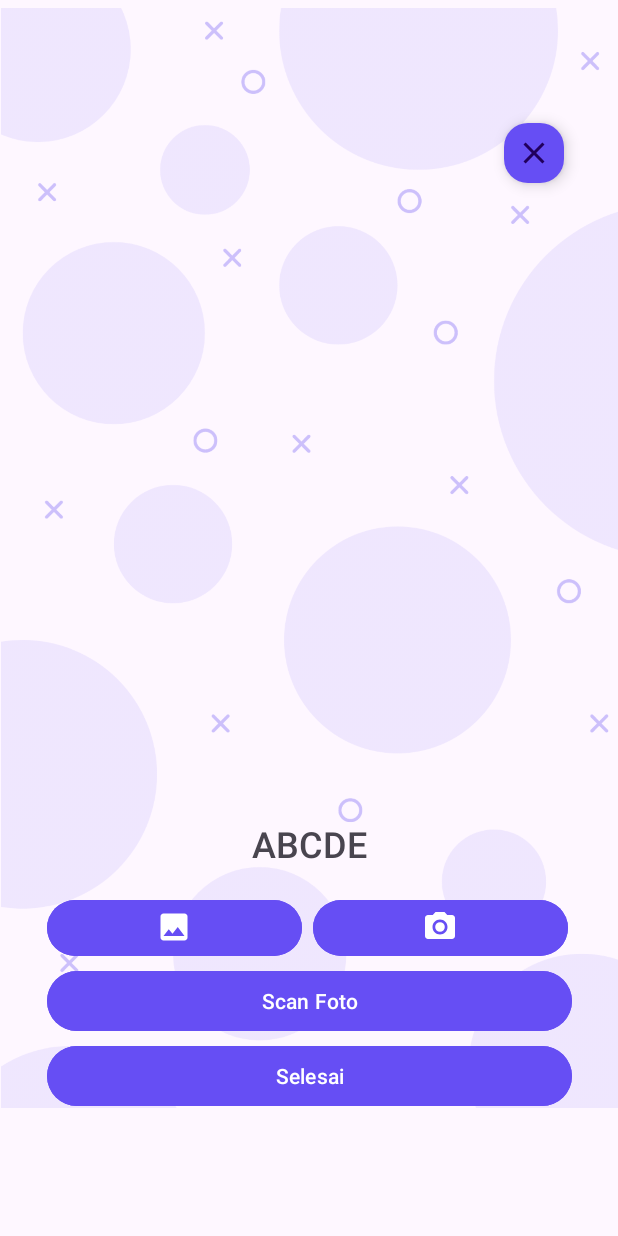
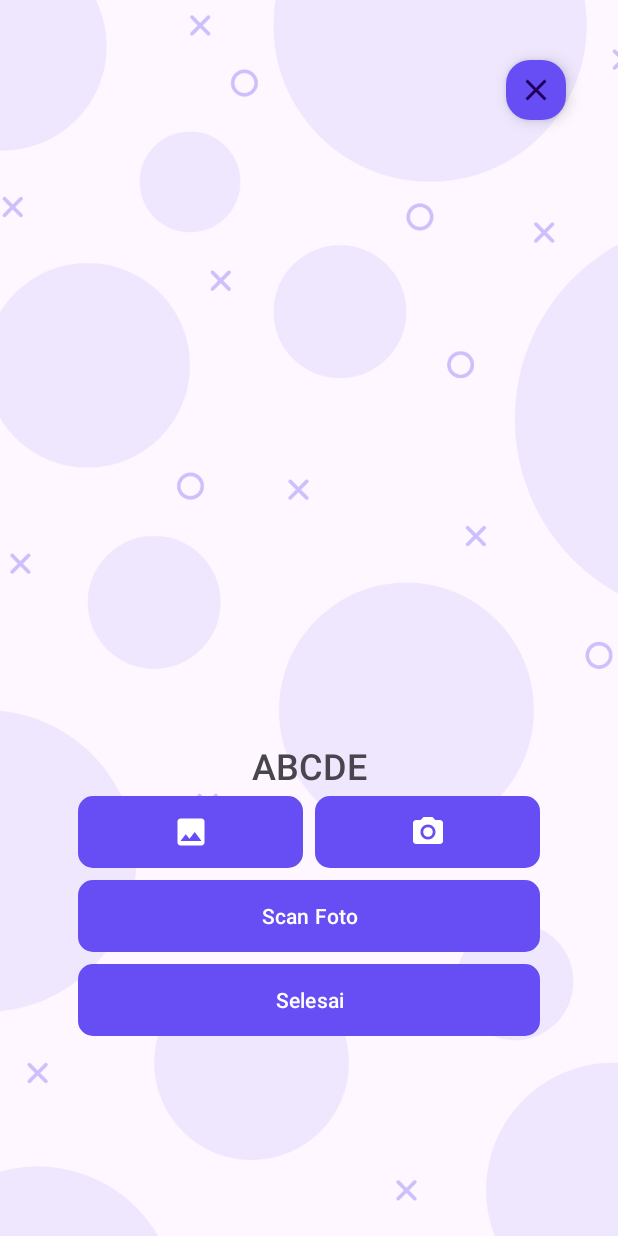
Before and after one commit to raziqaizza/Sibarat, an Android app: the CameraActivity screen opened directly, with no data from a screen before it, on a phone screen of 412 x 824 dp. Run offline under Robolectric (Android 15) with nearby library versions, the phone set to English and light mode, and no system bars.

Commit message:
Update Design on 31 Mei 2024 22:49 (activity_main and activity_camera)

```diff
--- a/app/build.gradle.kts
+++ b/app/build.gradle.kts
@@ -33,6 +33,9 @@ android {
     kotlinOptions {
         jvmTarget = "1.8"
     }
+    buildFeatures {
+        viewBinding = true
+    }
 }
 
 dependencies {
--- a/app/src/main/java/com/example/sibarat/CameraActivity.kt
+++ b/app/src/main/java/com/example/sibarat/CameraActivity.kt
@@ -9,12 +9,7 @@ import androidx.core.view.WindowInsetsCompat
 class CameraActivity : AppCompatActivity() {
     override fun onCreate(savedInstanceState: Bundle?) {
         super.onCreate(savedInstanceState)
-        enableEdgeToEdge()
         setContentView(R.layout.activity_camera)
-        ViewCompat.setOnApplyWindowInsetsListener(findViewById(R.id.main)) { v, insets ->
-            val systemBars = insets.getInsets(WindowInsetsCompat.Type.systemBars())
-            v.setPadding(systemBars.left, systemBars.top, systemBars.right, systemBars.bottom)
-            insets
-        }
+        supportActionBar?.hide()
     }
 }
--- /dev/null
+++ b/app/src/main/res/drawable/btn_shape.xml
@@ -0,0 +1,5 @@
+<?xml version="1.0" encoding="utf-8"?>
+<shape xmlns:android="http://schemas.android.com/apk/res/android">
+    <solid android:color="@color/primary" />
+    <corners android:radius="10dp" />
+</shape>
--- a/app/src/main/res/drawable/ic_camera.xml
+++ b/app/src/main/res/drawable/ic_camera.xml
@@ -1,4 +1,4 @@
-<vector xmlns:android="http://schemas.android.com/apk/res/android" android:height="24dp" android:tint="#000000" android:viewportHeight="24" android:viewportWidth="24" android:width="24dp">
+<vector xmlns:android="http://schemas.android.com/apk/res/android" android:height="24dp" android:tint="@color/white" android:viewportHeight="24" android:viewportWidth="24" android:width="24dp">
 
     <path android:fillColor="@android:color/white" android:pathData="M12,12m-3.2,0a3.2,3.2 0,1 1,6.4 0a3.2,3.2 0,1 1,-6.4 0"/>
 
--- a/app/src/main/res/drawable/ic_close.xml
+++ b/app/src/main/res/drawable/ic_close.xml
@@ -1,4 +1,4 @@
-<vector xmlns:android="http://schemas.android.com/apk/res/android" android:height="24dp" android:tint="#000000" android:viewportHeight="24" android:viewportWidth="24" android:width="24dp">
+<vector xmlns:android="http://schemas.android.com/apk/res/android" android:height="24dp" android:tint="@color/white" android:viewportHeight="24" android:viewportWidth="24" android:width="24dp">
 
     <path android:fillColor="@android:color/white" android:pathData="M19,6.41L17.59,5 12,10.59 6.41,5 5,6.41 10.59,12 5,17.59 6.41,19 12,13.41 17.59,19 19,17.59 13.41,12 19,6.41z"/>
 
--- a/app/src/main/res/drawable/ic_galery.xml
+++ b/app/src/main/res/drawable/ic_galery.xml
@@ -1,4 +1,4 @@
-<vector xmlns:android="http://schemas.android.com/apk/res/android" android:height="24dp" android:tint="#000000" android:viewportHeight="24" android:viewportWidth="24" android:width="24dp">
+<vector xmlns:android="http://schemas.android.com/apk/res/android" android:height="24dp" android:tint="@color/white" android:viewportHeight="24" android:viewportWidth="24" android:width="24dp">
 
     <path android:fillColor="@android:color/white" android:pathData="M21,19V5c0,-1.1 -0.9,-2 -2,-2H5c-1.1,0 -2,0.9 -2,2v14c0,1.1 0.9,2 2,2h14c1.1,0 2,-0.9 2,-2zM8.5,13.5l2.5,3.01L14.5,12l4.5,6H5l3.5,-4.5z"/>
 
--- a/app/src/main/res/layout/activity_camera.xml
+++ b/app/src/main/res/layout/activity_camera.xml
@@ -7,140 +7,119 @@
     android:layout_height="match_parent"
     tools:context=".CameraActivity">
 
-
-
-    <ScrollView
-        android:id="@+id/scrollView2"
-        android:layout_width="match_parent"
-        android:layout_height="match_parent"
-        tools:layout_editor_absoluteX="0dp"
-        tools:layout_editor_absoluteY="0dp">
-
-        <LinearLayout
-            android:layout_width="match_parent"
-            android:layout_height="wrap_content"
-            android:orientation="vertical">
-
-            <androidx.constraintlayout.widget.ConstraintLayout
-                android:layout_width="match_parent"
-                android:layout_height="743dp">
-
-                <ImageView
-                    android:id="@+id/imageView"
-                    android:layout_width="419dp"
-                    android:layout_height="733dp"
-                    android:contentDescription="@string/bg_app"
-                    app:srcCompat="@drawable/background_sibarat_dev_purple"
-                    app:layout_constraintBottom_toBottomOf="parent"
-                    app:layout_constraintEnd_toEndOf="parent"
-                    app:layout_constraintStart_toStartOf="parent"
-                    app:layout_constraintTop_toTopOf="parent"
-                    />
-
-            </androidx.constraintlayout.widget.ConstraintLayout>
-        </LinearLayout>
-    </ScrollView>
-
-    <Button
-        android:id="@+id/result_camera"
-        android:layout_width="350dp"
-        android:layout_height="wrap_content"
-        android:layout_marginTop="610dp"
-        android:text="@string/done"
+    <ImageView
+        android:id="@+id/background"
+        android:layout_width="0dp"
+        android:layout_height="0dp"
+        android:contentDescription="@string/bg_app"
+        android:scaleType="centerCrop"
         app:layout_constraintBottom_toBottomOf="parent"
         app:layout_constraintEnd_toEndOf="parent"
         app:layout_constraintStart_toStartOf="parent"
         app:layout_constraintTop_toTopOf="parent"
-        android:backgroundTint="@color/primary"
-        android:textColor="@color/white"/>
+        app:srcCompat="@drawable/background_sibarat_dev_purple" />
 
-    <Button
-        android:id="@+id/scan"
+    <ImageView
+        android:id="@+id/iv_resultPhoto"
         android:layout_width="350dp"
-        android:layout_height="wrap_content"
-        android:layout_marginTop="510dp"
-        android:text="@string/scan"
-        app:layout_constraintBottom_toBottomOf="parent"
+        android:layout_height="450dp"
+        android:layout_above="@id/result"
+        android:layout_marginTop="36dp"
+        android:layout_marginBottom="220dp"
+        android:contentDescription="@string/foto_hasil"
+        android:scaleType="centerCrop"
         app:layout_constraintEnd_toEndOf="parent"
         app:layout_constraintStart_toStartOf="parent"
         app:layout_constraintTop_toTopOf="parent"
-        android:backgroundTint="@color/primary"
-        android:textColor="@color/white"/>
-
-    <Button
-        android:id="@+id/cam_button"
-        android:layout_width="170dp"
-        android:layout_height="45dp"
-        android:layout_marginStart="175dp"
-        android:layout_marginBottom="2dp"
-        android:backgroundTint="@color/primary"
-        android:contentDescription="@string/desc_scan"
-        android:drawableTop="@drawable/ic_camera"
-        android:drawablePadding="45dp"
-        android:drawableTint="@color/white"
-        app:layout_constraintBottom_toTopOf="@+id/scan"
-        app:layout_constraintEnd_toEndOf="@+id/scrollView2"
-        app:layout_constraintStart_toStartOf="@+id/scrollView2" />
-
-    <Button
-        android:id="@+id/gallery_button"
-        android:layout_width="170dp"
-        android:layout_height="45dp"
-        android:drawableTop="@drawable/ic_galery"
-        android:drawablePadding="45dp"
-        android:layout_marginEnd="180dp"
-        android:backgroundTint="@color/primary"
-        android:drawableTint="@color/white"
-        app:layout_constraintBottom_toTopOf="@+id/scan"
-        app:layout_constraintEnd_toEndOf="@+id/scrollView2"
-        app:layout_constraintStart_toStartOf="@+id/scrollView2"
-        android:layout_marginBottom="2dp"
-        android:contentDescription="@string/desc_gallery"/>
+        tools:src="@tools:sample/avatars" />
 
     <TextView
         android:id="@+id/result"
         android:layout_width="wrap_content"
         android:layout_height="wrap_content"
+        android:layout_marginTop="8dp"
+        android:fontFamily="sans-serif"
         android:text="@string/result_scan"
-        android:layout_marginTop="300dp"
+        android:textFontWeight="600"
         android:textSize="24sp"
-        android:textFontWeight="600"
-        android:fontFamily="sans-serif"
-        app:layout_constraintBottom_toBottomOf="parent"
         app:layout_constraintEnd_toEndOf="parent"
         app:layout_constraintStart_toStartOf="parent"
-        app:layout_constraintTop_toTopOf="parent"/>
+        app:layout_constraintTop_toBottomOf="@id/iv_resultPhoto" />
 
-    <ImageView
-        android:id="@+id/result_photo"
-        android:layout_width="350dp"
-        android:layout_height="450dp"
-        android:layout_marginBottom="220dp"
-        android:layout_above="@id/result"
-        android:layout_alignParentTop="true"
-        android:layout_centerHorizontal="true"
-        app:layout_constraintBottom_toBottomOf="parent"
+    <LinearLayout
+        android:id="@+id/layout_camera"
+        android:layout_width="match_parent"
+        android:layout_height="wrap_content"
+        android:gravity="center"
+        android:orientation="horizontal"
         app:layout_constraintEnd_toEndOf="parent"
         app:layout_constraintStart_toStartOf="parent"
-        app:layout_constraintTop_toTopOf="parent"
-        android:scaleType="centerCrop"
-        tools:src="@tools:sample/avatars"
-        android:contentDescription="@string/foto_hasil"/>
+        app:layout_constraintTop_toBottomOf="@id/result">
+
+        <ImageButton
+            android:id="@+id/gallery_button"
+            android:layout_width="150dp"
+            android:layout_height="48dp"
+            android:layout_gravity="center"
+            android:layout_margin="4dp"
+            android:background="@drawable/btn_shape"
+            android:contentDescription="@string/desc_gallery"
+            android:gravity="center"
+            android:src="@drawable/ic_galery" />
+
+        <ImageButton
+            android:id="@+id/cam_button"
+            android:layout_width="150dp"
+            android:layout_height="48dp"
+            android:layout_gravity="center"
+            android:layout_margin="4dp"
+            android:background="@drawable/btn_shape"
+            android:contentDescription="@string/desc_scan"
+            android:src="@drawable/ic_camera" />
+
+    </LinearLayout>
+
+    <LinearLayout
+        android:id="@+id/layout_scan"
+        android:layout_width="match_parent"
+        android:layout_height="wrap_content"
+        android:gravity="center"
+        android:orientation="vertical"
+        app:layout_constraintEnd_toEndOf="parent"
+        app:layout_constraintStart_toStartOf="parent"
+        app:layout_constraintTop_toBottomOf="@id/layout_camera">
+
+        <Button
+            android:id="@+id/btn_scan"
+            style="@style/ButtonGeneral"
+            android:layout_width="308dp"
+            android:layout_height="48dp"
+            android:layout_gravity="center"
+            android:layout_margin="4dp"
+            android:background="@drawable/btn_shape"
+            android:text="@string/scan"
+            android:textColor="@color/white" />
+
+        <Button
+            android:id="@+id/btn_selesai"
+            style="@style/ButtonGeneral"
+            android:layout_width="308dp"
+            android:layout_height="48dp"
+            android:layout_gravity="center"
+            android:layout_margin="4dp"
+            android:background="@drawable/btn_shape"
+            android:text="@string/done"
+            android:textColor="@color/white" />
+    </LinearLayout>
 
     <com.google.android.material.floatingactionbutton.FloatingActionButton
         android:layout_width="wrap_content"
         android:layout_height="wrap_content"
-        android:layout_marginStart="300dp"
-        android:layout_marginBottom="620dp"
+        android:backgroundTint="@color/primary"
         android:contentDescription="@string/reset"
         android:src="@drawable/ic_close"
         app:fabCustomSize="40dp"
-        app:fabSize="auto"
-        android:backgroundTint="@color/primary"
-        app:layout_constraintBottom_toBottomOf="parent"
-        app:layout_constraintEnd_toEndOf="parent"
-        app:layout_constraintStart_toStartOf="parent"
-        app:layout_constraintTop_toTopOf="parent" />
-
+        app:layout_constraintEnd_toEndOf="@id/iv_resultPhoto"
+        app:layout_constraintTop_toTopOf="@id/iv_resultPhoto" />
 
 </androidx.constraintlayout.widget.ConstraintLayout>
--- a/app/src/main/res/layout/activity_result.xml
+++ b/app/src/main/res/layout/activity_result.xml
@@ -87,7 +87,7 @@
         android:drawableTop="@drawable/ic_reset"
         app:layout_constraintBottom_toBottomOf="parent"
         app:layout_constraintEnd_toEndOf="parent"
-        app:layout_constraintStart_toStartOf="home"
+        app:layout_constraintStart_toStartOf="parent"
         android:layout_marginEnd="30dp"
         app:layout_constraintTop_toTopOf="parent"
         android:drawableTint="@color/white"
--- a/app/src/main/res/values/themes.xml
+++ b/app/src/main/res/values/themes.xml
@@ -5,5 +5,11 @@
         <!-- <item name="colorPrimary">@color/my_light_primary</item> -->
     </style>
 
+    <style name="ButtonGeneral">
+        <item name="backgroundTint">@color/primary</item>
+    </style>
+
     <style name="Theme.Sibarat" parent="Base.Theme.Sibarat" />
+
+
 </resources>
```
Also changed, not shown: app/src/main/java/com/example/sibarat/MainActivity.kt (+20 -1 lines), app/src/main/res/layout/activity_main.xml (+61 -64 lines).
